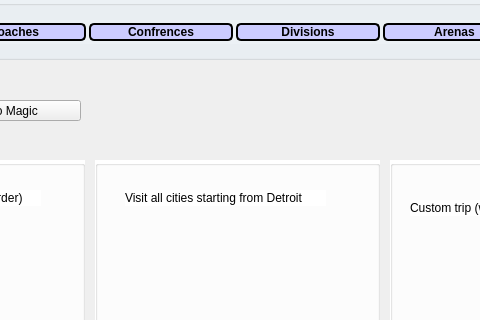
Above: CS1D-Basketball-master/Basketball/user.ui from moetaei/CS1D-Basketball before the change; both pictures show x 510 to 990 and y 0 to 320 of the 1200 by 700 pixel window. Below: the same form after it.
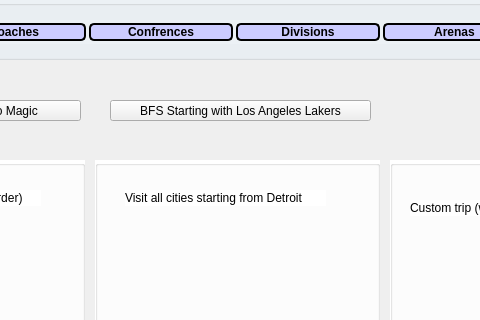
That is the form after the change.

Patch:
```diff
--- a/CS1D-Basketball-master/Basketball/user.ui
+++ b/CS1D-Basketball-master/Basketball/user.ui
@@ -224,6 +224,19 @@
       <string>MST</string>
      </property>
     </widget>
+    <widget class="QPushButton" name="bfs">
+     <property name="geometry">
+      <rect>
+       <x>620</x>
+       <y>40</y>
+       <width>261</width>
+       <height>21</height>
+      </rect>
+     </property>
+     <property name="text">
+      <string>BFS Starting with Los Angeles Lakers</string>
+     </property>
+    </widget>
    </widget>
   </widget>
   <widget class="QGroupBox" name="pushButtonGroup">
```
